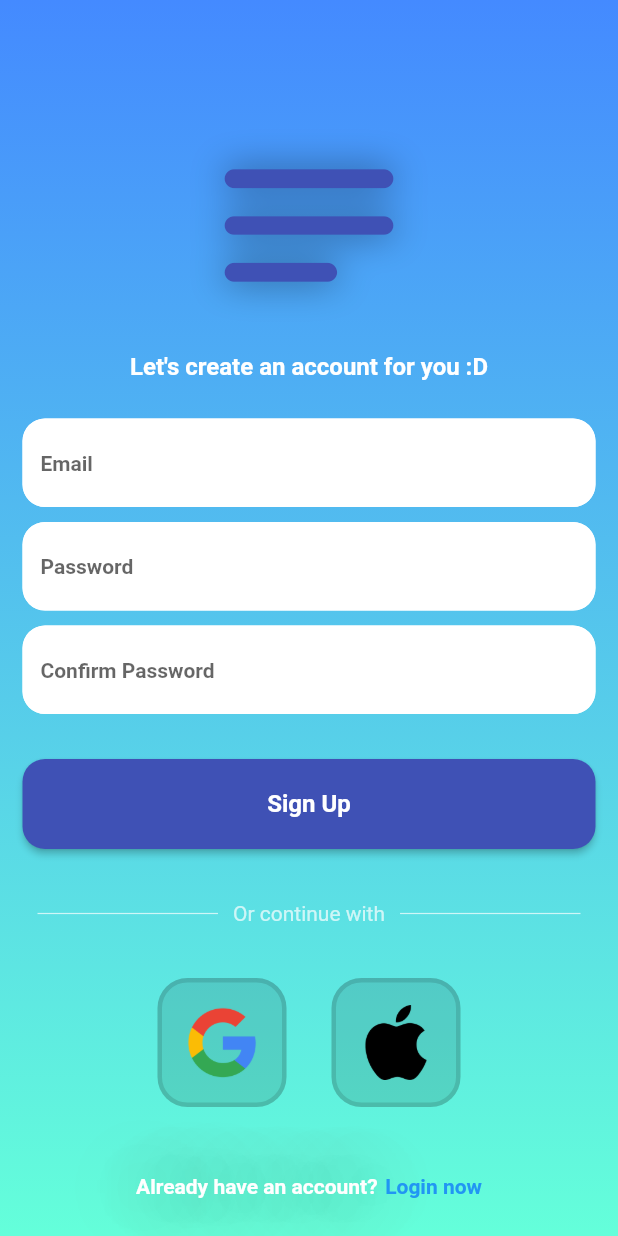
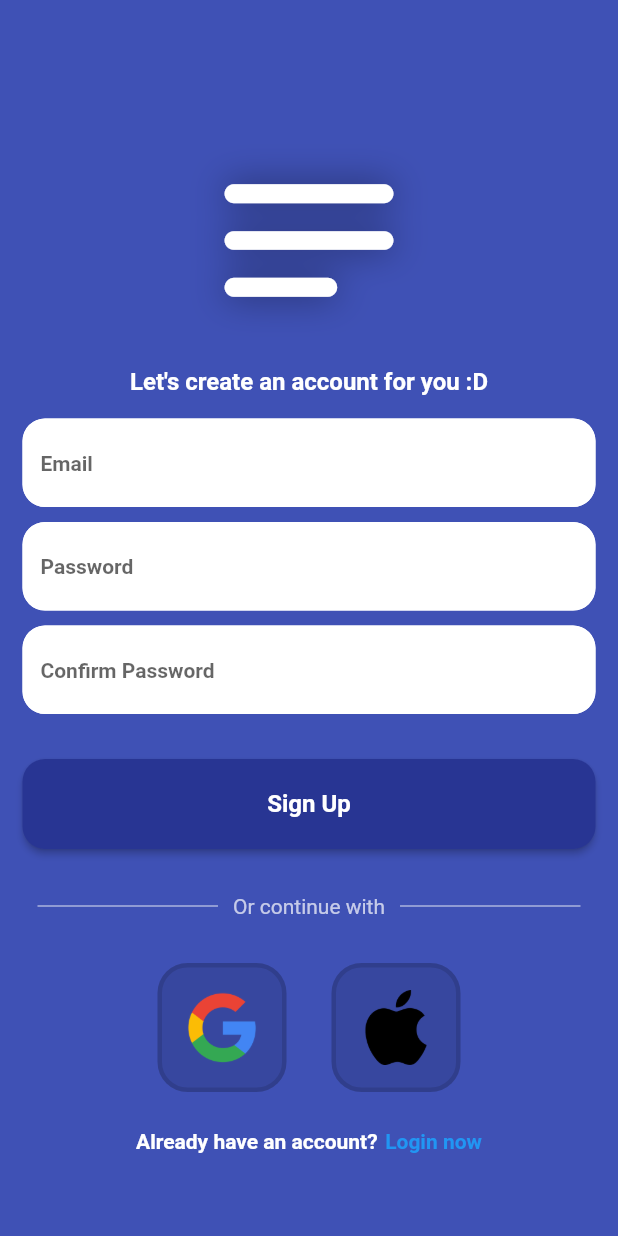
Before and after one commit to AdrianGroh306/todo_listo, a Flutter app: the screen it shows after launch, after a tap on "Register now", on a phone screen of 412 x 824 dp. Run offline on Flutter 3.47's test engine with Material 2 defaults, Android fonts, the phone set to English and light mode, and no system bars; our stand-ins replace auto_size_text, cloud_firestore, firebase_auth, firebase_core, flutter_slidable, google_sign_in; missing offline and left inert: circle_progress_bar; accounts and stored records are empty; network calls fail.

Commit message:
Theme rollout at login/register page

```diff
--- a/lib/pages/login_page.dart
+++ b/lib/pages/login_page.dart
@@ -63,11 +63,7 @@ class _LoginPageState extends State<LoginPage> {
       body: Container(
         width: MediaQuery.of(context).size.width,
         height: MediaQuery.of(context).size.height,
-        decoration: const BoxDecoration(
-            gradient: LinearGradient(
-                begin: Alignment.topCenter,
-                end: Alignment.bottomCenter,
-                colors: [Colors.blueAccent, Colors.tealAccent])),
+        color: Theme.of(context).colorScheme.background,
         child: SafeArea(
           child: Center(
             child: SingleChildScrollView(
@@ -75,13 +71,13 @@ class _LoginPageState extends State<LoginPage> {
                 mainAxisAlignment: MainAxisAlignment.center,
                 children: [
                   const SizedBox(
-                    height: 40,
+                    height: 30,
                   ),
 
                   //logo
-                  const Icon(
+                  Icon(
                     Icons.notes_rounded,
-                    color: Colors.indigo,
+                    color: Theme.of(context).colorScheme.secondary,
                     shadows: <Shadow>[
                       Shadow(color: Colors.black45, blurRadius: 30.0)
                     ],
@@ -153,7 +149,7 @@ class _LoginPageState extends State<LoginPage> {
                                   borderRadius: BorderRadius.circular(15),
                                 )),
                                 backgroundColor: MaterialStateProperty.all<Color>(
-                                    Colors.indigo)),
+                                    Theme.of(context).colorScheme.primary)),
                             onPressed: () {
                               signUserIn();
                             },
@@ -212,7 +208,7 @@ class _LoginPageState extends State<LoginPage> {
                     ],
                   ),
                   const SizedBox(
-                    height: 30,
+                    height: 25,
                   ),
                   Row(
                     mainAxisAlignment: MainAxisAlignment.center,
@@ -222,12 +218,6 @@ class _LoginPageState extends State<LoginPage> {
                         style: TextStyle(
                           color: Colors.white,
                           fontWeight: FontWeight.bold,
-                          shadows: [
-                            Shadow(
-                              color: Colors.black,
-                              blurRadius: 60,
-                            ),
-                          ],
                         ),
                       ),
                       const SizedBox(
--- a/lib/pages/register_page.dart
+++ b/lib/pages/register_page.dart
@@ -71,11 +71,7 @@ class _RegisterPageState extends State<RegisterPage> {
       body: Container(
         width: MediaQuery.of(context).size.width,
         height: MediaQuery.of(context).size.height,
-        decoration: const BoxDecoration(
-            gradient: LinearGradient(
-                begin: Alignment.topCenter,
-                end: Alignment.bottomCenter,
-                colors: [Colors.blueAccent, Colors.tealAccent])),
+        color: Theme.of(context).colorScheme.background,
         child: SafeArea(
           child: Center(
             child: SingleChildScrollView(
@@ -83,15 +79,15 @@ class _RegisterPageState extends State<RegisterPage> {
                 mainAxisAlignment: MainAxisAlignment.center,
                 children: [
                   const SizedBox(
-                    height: 50,
+                    height: 30,
                   ),
 
                   //logo
-                  const Icon(
+                   Icon(
                     Icons.notes_rounded,
-                    color: Colors.indigo,
+                    color: Theme.of(context).colorScheme.secondary,
                     shadows: <Shadow>[
-                      Shadow(color: Colors.black45, blurRadius: 30.0)
+                     const Shadow(color: Colors.black45, blurRadius: 30.0)
                     ],
                     size: 150,
                   ),
@@ -110,7 +106,7 @@ class _RegisterPageState extends State<RegisterPage> {
                     ),
                   ),
                   const SizedBox(
-                    height: 20,
+                    height: 10,
                   ),
 
                   //email textfield
@@ -152,7 +148,7 @@ class _RegisterPageState extends State<RegisterPage> {
                                 borderRadius: BorderRadius.circular(15),
                               )),
                               backgroundColor: MaterialStateProperty.all<Color>(
-                                  Colors.indigo)),
+                                  Theme.of(context).colorScheme.primary)),
                           onPressed: () {
                             signUserUp();
                           },
@@ -167,7 +163,7 @@ class _RegisterPageState extends State<RegisterPage> {
                   ),
 
                   const SizedBox(
-                    height: 35,
+                    height: 30,
                   ),
 
                   //divder or text
@@ -196,7 +192,7 @@ class _RegisterPageState extends State<RegisterPage> {
                     ),
                   ),
 
-                  const SizedBox(height: 35),
+                  const SizedBox(height: 30),
 
                   //google/apple tile
                   Row(
@@ -216,7 +212,7 @@ class _RegisterPageState extends State<RegisterPage> {
                     ],
                   ),
                   const SizedBox(
-                    height: 45,
+                    height: 25,
                   ),
                   Row(
                     mainAxisAlignment: MainAxisAlignment.center,
@@ -226,12 +222,6 @@ class _RegisterPageState extends State<RegisterPage> {
                         style: TextStyle(
                           color: Colors.white,
                           fontWeight: FontWeight.bold,
-                          shadows: [
-                            Shadow(
-                              color: Colors.black,
-                              blurRadius: 60,
-                            ),
-                          ],
                         ),
                       ),
                       const SizedBox(
```
Also changed, not shown: lib/util/sideMenu_bar.dart (+19 -6 lines), lib/util/todo_tile.dart (+9 -10 lines).
